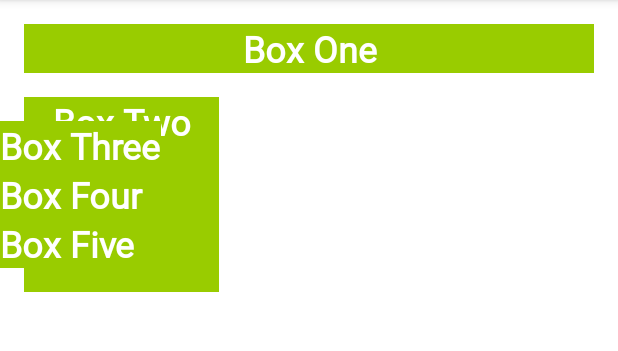
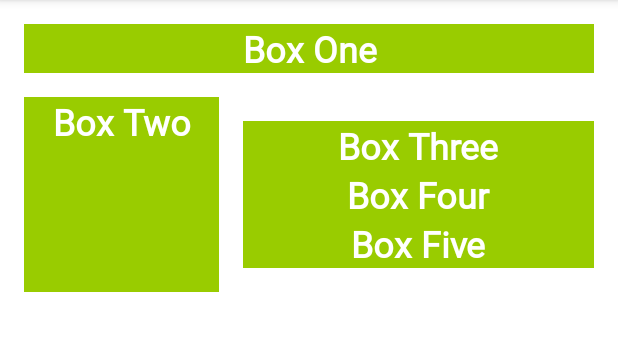
Before and after one commit to t179a/ColorMyViews, an Android app: the screen it shows after launch (MainActivity), on a phone screen of 412 x 824 dp, the part 84-435 px from its top. Run offline under Robolectric (Android 15) with nearby library versions, the phone set to English and light mode, and no system bars.

Commit message:
Add left and right constraints.

```diff
--- a/app/src/main/res/layout/activity_main.xml
+++ b/app/src/main/res/layout/activity_main.xml
@@ -33,33 +33,42 @@
     <TextView
         android:id="@+id/box_three_text"
         style="@style/whiteBox"
-        android:layout_width="wrap_content"
+        android:layout_width="0dp"
         android:layout_height="wrap_content"
+        android:layout_marginStart="16dp"
         android:layout_marginTop="16dp"
+        android:layout_marginEnd="16dp"
         android:text="@string/box_three"
         app:layout_constraintBottom_toTopOf="@+id/box_four_text"
-        app:layout_constraintTop_toTopOf="@+id/box_two_text"
-        tools:layout_editor_absoluteX="249dp" />
+        app:layout_constraintEnd_toEndOf="parent"
+        app:layout_constraintStart_toEndOf="@+id/box_two_text"
+        app:layout_constraintTop_toTopOf="@+id/box_two_text" />
 
     <TextView
         android:id="@+id/box_four_text"
         style="@style/whiteBox"
-        android:layout_width="wrap_content"
+        android:layout_width="0dp"
         android:layout_height="wrap_content"
+        android:layout_marginStart="16dp"
+        android:layout_marginEnd="16dp"
         android:text="@string/box_four"
         app:layout_constraintBottom_toTopOf="@+id/box_five_text"
-        app:layout_constraintTop_toBottomOf="@+id/box_three_text"
-        tools:layout_editor_absoluteX="249dp" />
+        app:layout_constraintEnd_toEndOf="parent"
+        app:layout_constraintStart_toEndOf="@+id/box_two_text"
+        app:layout_constraintTop_toBottomOf="@+id/box_three_text" />
 
     <TextView
         android:id="@+id/box_five_text"
         style="@style/whiteBox"
-        android:layout_width="wrap_content"
+        android:layout_width="0dp"
         android:layout_height="wrap_content"
+        android:layout_marginStart="16dp"
+        android:layout_marginEnd="16dp"
         android:layout_marginBottom="16dp"
         android:text="@string/box_five"
         app:layout_constraintBottom_toBottomOf="@+id/box_two_text"
-        app:layout_constraintTop_toBottomOf="@+id/box_four_text"
-        tools:layout_editor_absoluteX="248dp" />
+        app:layout_constraintEnd_toEndOf="parent"
+        app:layout_constraintStart_toEndOf="@+id/box_two_text"
+        app:layout_constraintTop_toBottomOf="@+id/box_four_text" />
 
 </androidx.constraintlayout.widget.ConstraintLayout>
```
